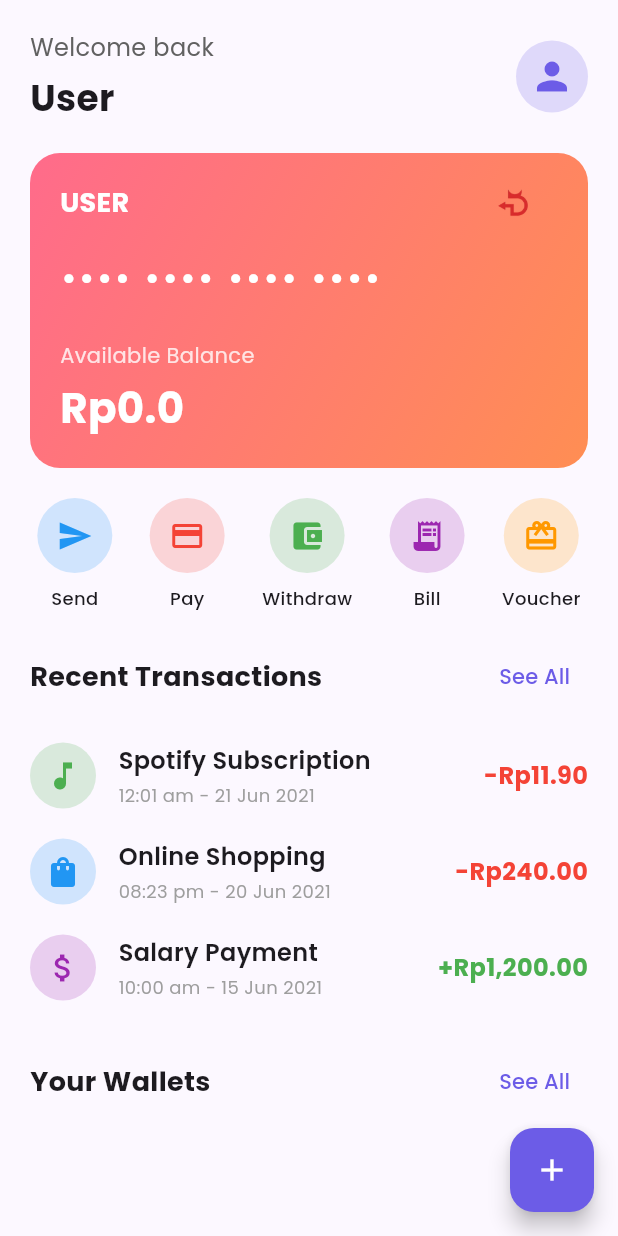
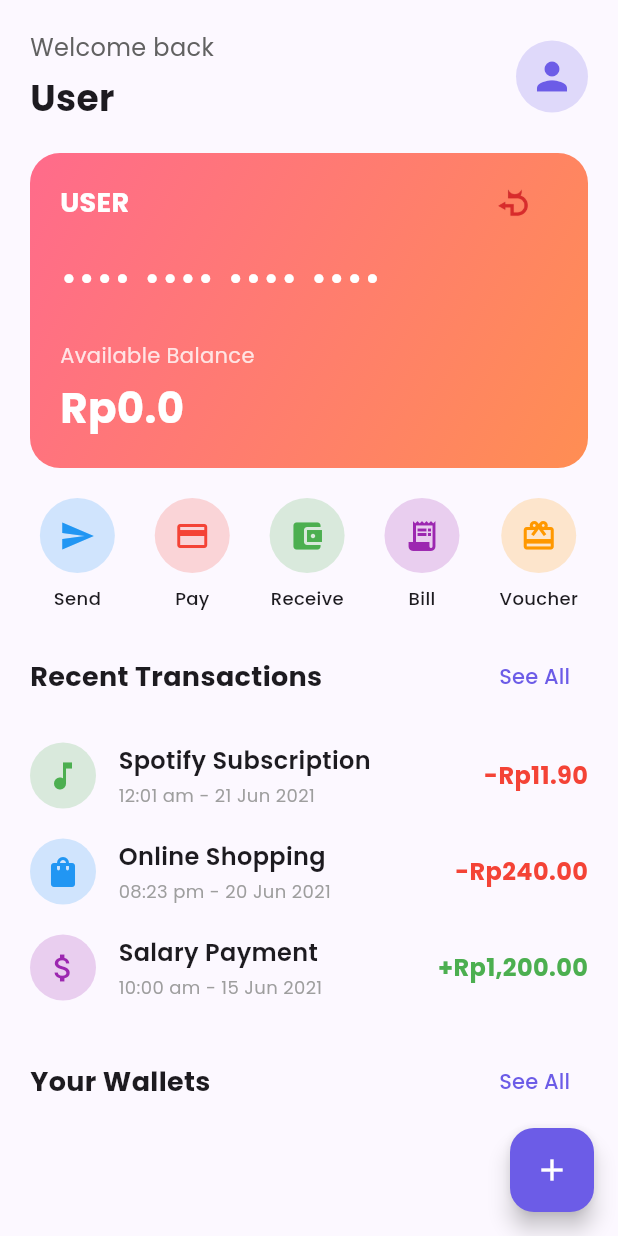
Before and after one commit to forscy/duit_aing, a Flutter app: the screen it shows once a user with an empty profile is signed in, on a phone screen of 412 x 824 dp. Run offline on Flutter 3.47's test engine with Material 3 defaults, Android fonts, the phone set to English and light mode, and no system bars; our stand-ins replace cloud_firestore, firebase_auth, firebase_core, get, google_fonts, rxdart; accounts and stored records are empty; generated files the repository leaves out were written again.

Commit message:
fix: Update label in QuickActionsMenu from 'Withdraw' to 'Receive'; adjust margin in WalletCard for better layout

```diff
--- a/lib/ui/widgets/quick_actions_menu.dart
+++ b/lib/ui/widgets/quick_actions_menu.dart
@@ -21,7 +21,7 @@ class QuickActionsMenu extends StatelessWidget {
       {
         'icon': Icons.account_balance_wallet,
         'color': Colors.green,
-        'label': 'Withdraw',
+        'label': 'Receive',
         'onTap': () {},
       },
       {
--- a/lib/ui/widgets/wallet_card.dart
+++ b/lib/ui/widgets/wallet_card.dart
@@ -18,7 +18,7 @@ class WalletCard extends StatelessWidget {
     return GestureDetector(
       onTap: onTap,
       child: Container(
-        margin: EdgeInsets.symmetric(vertical: 8, horizontal: 16),
+        margin: EdgeInsets.symmetric(vertical: 8, horizontal: 8),
         padding: EdgeInsets.all(16),
         decoration: BoxDecoration(
           color: _getCardColor(),
```
